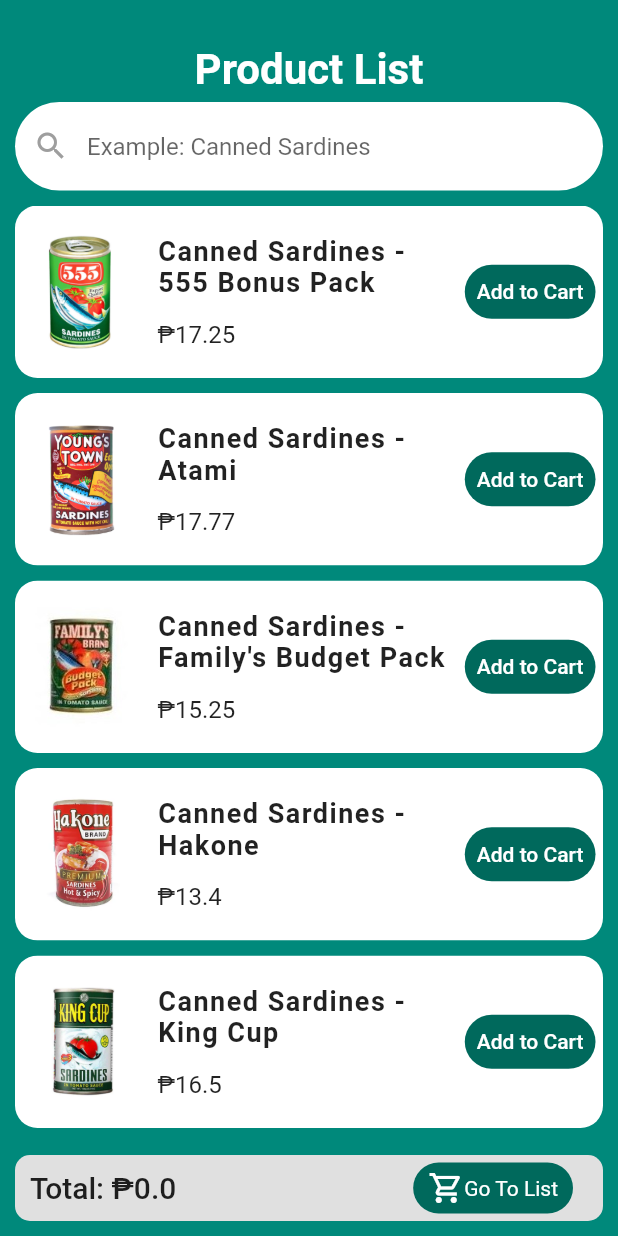
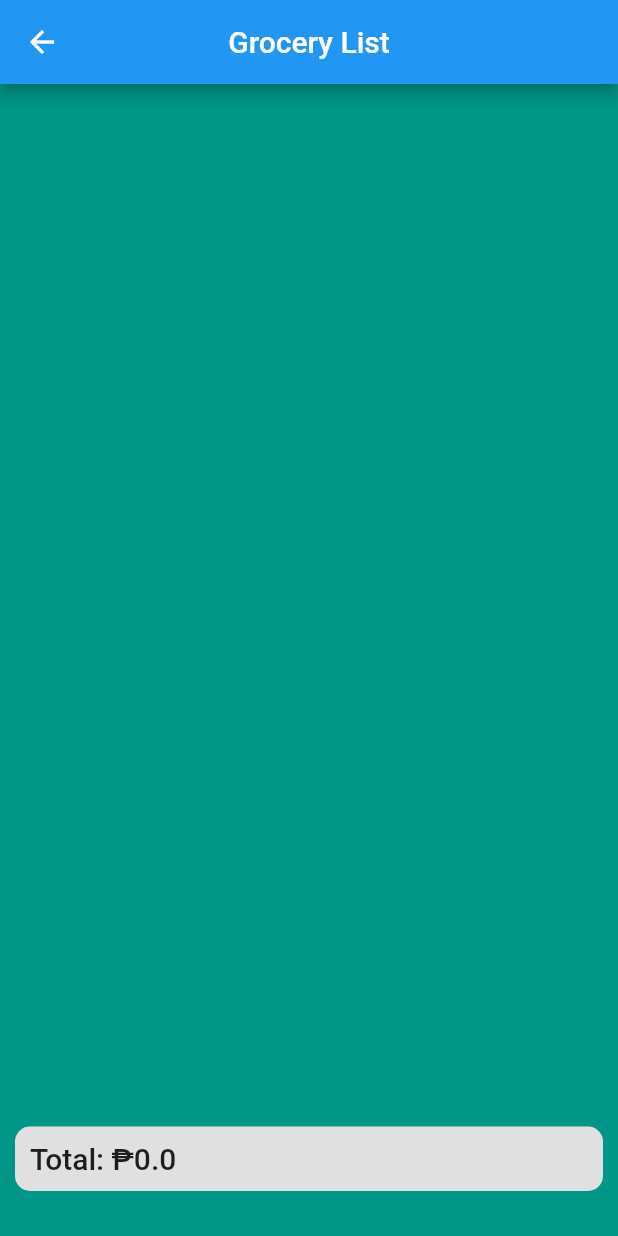
Before and after one commit to BooManLag/UMAK_PLM_Microfinance, a Flutter app: the ProductScreen screen opened directly, after a tap on "Go To List", on a phone screen of 412 x 824 dp. Run offline on Flutter 3.47's test engine with Material 2 defaults, Android fonts, the phone set to English and light mode, and no system bars; our stand-ins replace hexcolor, hive, hive_flutter; missing offline and left inert: dart:ffi; accounts and stored records are empty.

Commit message:
Grocery List Page

```diff
--- a/lib/Screens/product/product.dart
+++ b/lib/Screens/product/product.dart
@@ -130,7 +130,7 @@ class _ProductScreenState extends State<ProductScreen> {
                 ),
             ),
             SizedBox(height: 10.0,),
-            Total(total: double.parse(total.toStringAsFixed(2))),
+            Total(total: double.parse(total.toStringAsFixed(2)), type: true),
           ],
         ),
       ),
--- a/lib/Screens/product/productCart.dart
+++ b/lib/Screens/product/productCart.dart
@@ -1,3 +1,7 @@
+import 'package:flutter/material.dart';
+import 'package:collection/collection.dart';
+import 'productTotal.dart';
+
 class AddToCart{
   String name = '';
   String image = '';
@@ -7,3 +11,112 @@ class AddToCart{
   static List<String> images = [];
   static List<double> prices = [];
 }
+
+class GoToCart extends StatefulWidget {
+  const GoToCart({Key? key}) : super(key: key);
+
+  @override
+  State<GoToCart> createState() => _GoToCartState();
+}
+
+class _GoToCartState extends State<GoToCart> {
+  double total = AddToCart.prices.sum;
+  @override
+  Widget build(BuildContext context) {
+    return Scaffold(
+      backgroundColor: Colors.teal,
+      appBar: AppBar(
+        title: Text('Grocery List'),
+        centerTitle: true,
+      ),
+      body: Padding(
+        padding: const EdgeInsets.all(10.0),
+        child: Center(
+          child: Column(
+            children: [
+              Expanded(
+                child: ListView.builder(
+                    itemCount: AddToCart.items.length,
+                    itemBuilder: (context,index){
+                      return Padding(
+                        padding: const EdgeInsets.only(bottom: 10.0),
+                        child: ClipRRect(
+                          borderRadius: BorderRadius.circular(15.0),
+                          child: Container(
+                            padding: EdgeInsets.all(5.0),
+                            color: Colors.white,
+                            height: 115.0,
+                            child: Center(
+                              child: Row(
+                                mainAxisAlignment: MainAxisAlignment.spaceBetween,
+                                children: [
+                                  Row(
+                                    mainAxisAlignment: MainAxisAlignment.start,
+                                    children: [
+                                      Image.asset(
+                                        AddToCart.images[index],
+                                        height: 80.0,
+                                        width: 80.0,
+                                      ),
+                                      SizedBox(width: 10,),
+                                      Column(
+                                        mainAxisAlignment: MainAxisAlignment.spaceEvenly,
+                                        crossAxisAlignment: CrossAxisAlignment.start,
+                                        children: [
+                                          Text(
+                                            AddToCart.items[index],
+                                            maxLines: 10,
+                                            overflow: TextOverflow.visible,
+                                            style: TextStyle(
+                                              fontSize: 18.0,
+                                              fontWeight: FontWeight.bold,
+                                              letterSpacing: 1.0,
+
+                                            ),
+                                          ),
+                                          Text(
+                                            '₱${AddToCart.prices[index]}',
+                                            style: TextStyle(
+                                                fontSize: 16.0,
+                                                fontWeight: FontWeight.w400
+                                            ),
+                                          ),
+                                        ],
+                                      )
+                                    ],
+                                  ),
+                                  TextButton(
+                                    style: TextButton.styleFrom(
+                                      backgroundColor: Colors.teal[800],
+                                      shape: RoundedRectangleBorder(
+                                        borderRadius: BorderRadius.circular(50.0),
+                                      ),
+                                    ),
+                                    onPressed: () {
+                                    },
+                                    child: Text(
+                                      "Delete",
+                                      style: TextStyle(
+                                          color: Colors.white
+                                      ),
+                                    ),
+                                  ),
+                                ],
+                              ),
+                            ),
+                          ),
+                        ),
+                      );
+                    }
+                ),
+              ),
+              SizedBox(height: 20.0,),
+              Total(total: double.parse(total.toStringAsFixed(2)), type: false),
+              SizedBox(height: 20.0,),
+            ],
+          ),
+        ),
+      ),
+    );
+  }
+}
--- a/lib/Screens/product/productTotal.dart
+++ b/lib/Screens/product/productTotal.dart
@@ -1,9 +1,12 @@
 import 'package:flutter/material.dart';
+
+import 'productCart.dart';
 
 class Total extends StatefulWidget {
   final double total;
+  final bool type;
 
-  Total({required this.total});
+  Total({required this.total, required this.type});
 
   @override
   State<Total> createState() => _TotalState();
@@ -21,14 +24,23 @@ class _TotalState extends State<Total> {
       child: Row(
         mainAxisAlignment: MainAxisAlignment.spaceBetween,
         children: [
-          Text(
+          if (widget.type) Text(
             'Total: ₱${widget.total}',
             style: TextStyle(
               fontSize: 20.0,
               fontWeight: FontWeight.w500
             ),
+          ) else Padding(
+            padding: EdgeInsets.fromLTRB(0.0, 5.0, 0.0, 5.0),
+            child: Text(
+                  'Total: ₱${widget.total}',
+                  style: TextStyle(
+                    fontSize: 20.0,
+                    fontWeight: FontWeight.w500
+                  ),
+            ),
           ),
-          Container(
+          if (widget.type) Container(
             margin: EdgeInsets.only(right: 20),
             padding: EdgeInsets.fromLTRB(10.0, 5.0, 10.0, 5.0),
             decoration: BoxDecoration(
@@ -36,7 +48,12 @@ class _TotalState extends State<Total> {
               borderRadius: BorderRadius.circular(20.0),
             ),
             child: InkWell(
-              onTap: (){},
+              onTap: (){
+                Navigator.push(context, MaterialPageRoute(
+                    builder: (context) => GoToCart()
+                  ),
+                );
+              },
               child: Row(
                 children: [
                   Icon(
```
